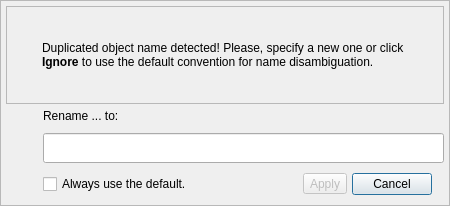
First picture: the form in libs/libgui/ui/widgets/objectrenamewidget.ui, repository arichiardi/pgmodeler, before the edit.
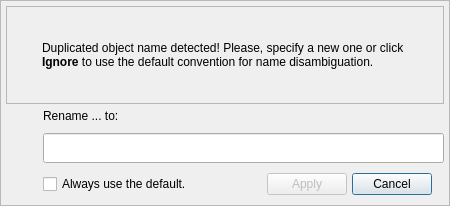
Second picture: the form after the edit. Icons and pictures are not drawn.

Commit message: Finished the conversion of QToolButtons to QPushButton

```diff
--- a/libs/libgui/ui/widgets/objectrenamewidget.ui
+++ b/libs/libgui/ui/widgets/objectrenamewidget.ui
@@ -269,38 +269,6 @@
             </property>
            </widget>
           </item>
-          <item row="1" column="1">
-           <widget class="QToolButton" name="apply_tb">
-            <property name="enabled">
-             <bool>false</bool>
-            </property>
-            <property name="sizePolicy">
-             <sizepolicy hsizetype="Fixed" vsizetype="Fixed">
-              <horstretch>0</horstretch>
-              <verstretch>0</verstretch>
-             </sizepolicy>
-            </property>
-            <property name="toolTip">
-             <string>Rename</string>
-            </property>
-            <property name="text">
-             <string>Apply</string>
-            </property>
-            <property name="icon">
-             <iconset resource="../../res/resources.qrc">
-              <normaloff>:/icons/icons/confirm.png</normaloff>:/icons/icons/confirm.png</iconset>
-            </property>
-            <property name="iconSize">
-             <size>
-              <width>28</width>
-              <height>28</height>
-             </size>
-            </property>
-            <property name="toolButtonStyle">
-             <enum>Qt::ToolButtonStyle::ToolButtonTextBesideIcon</enum>
-            </property>
-           </widget>
-          </item>
           <item row="1" column="3">
            <widget class="QLabel" name="handle_lbl">
             <property name="maximumSize">
@@ -362,6 +330,35 @@
             </property>
            </widget>
           </item>
+          <item row="1" column="1">
+           <widget class="QPushButton" name="apply_btn">
+            <property name="enabled">
+             <bool>false</bool>
+            </property>
+            <property name="sizePolicy">
+             <sizepolicy hsizetype="Fixed" vsizetype="Fixed">
+              <horstretch>0</horstretch>
+              <verstretch>0</verstretch>
+             </sizepolicy>
+            </property>
+            <property name="toolTip">
+             <string>Rename</string>
+            </property>
+            <property name="text">
+             <string>Apply</string>
+            </property>
+            <property name="icon">
+             <iconset resource="../../res/resources.qrc">
+              <normaloff>:/icons/icons/confirm.png</normaloff>:/icons/icons/confirm.png</iconset>
+            </property>
+            <property name="iconSize">
+             <size>
+              <width>28</width>
+              <height>28</height>
+             </size>
+            </property>
+           </widget>
+          </item>
          </layout>
         </item>
         <item row="0" column="1">
```
Left out of the diff: 2 changed lines with no effect on the pictures. The commit also changes 26 other files.
